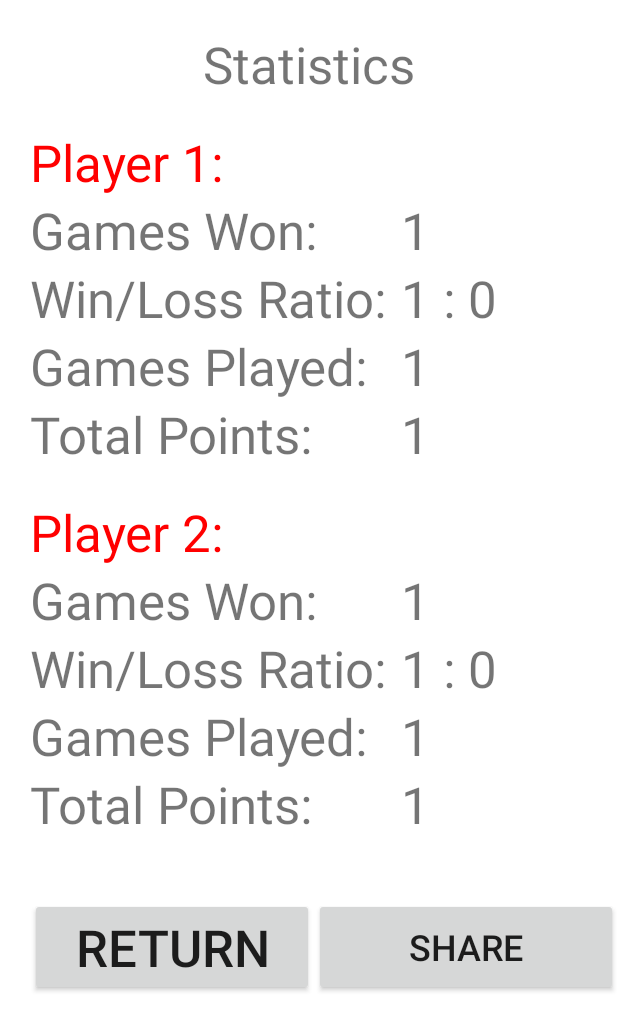
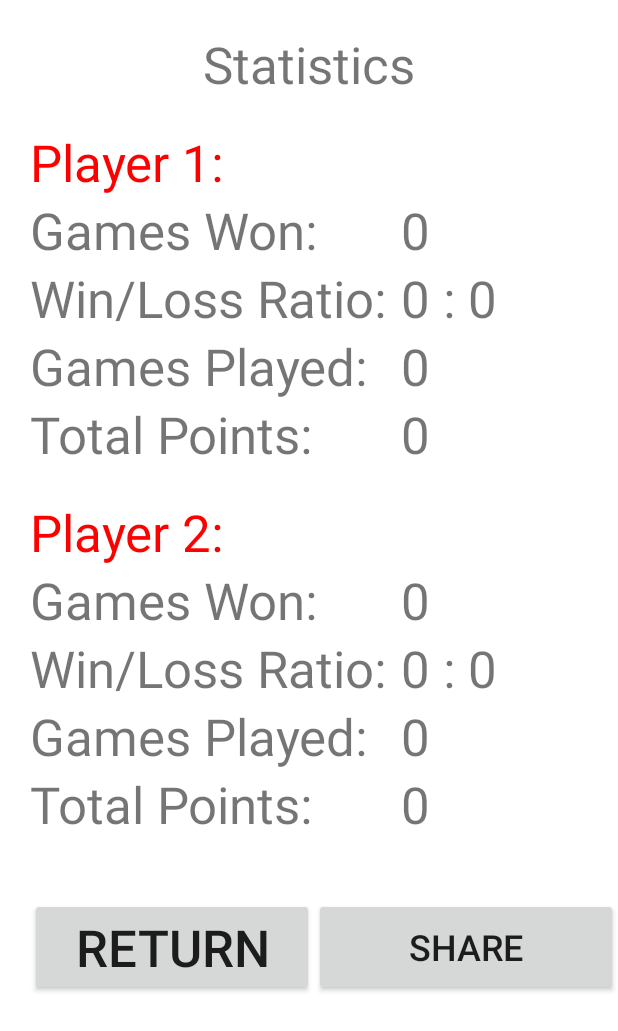
Before and after one commit to grantcade12/Solipaire, an Android app: the StatsFragment screen opened directly, with no data from a screen before it, on a phone screen of 412 x 824 dp. Shown: the top 1031 px of the screen. Run offline under Robolectric (Android 15) with nearby library versions, the phone set to English and light mode, and no system bars; plain views replace ShareButton; 6 statements that could not run were skipped.

Commit message:
Fixed music toggle. Added scroll views to longer fragments. Updated stats fragment to display proper stats

```diff
--- a/app/src/main/java/com/example/solipaire/MusicPlayback.java
+++ b/app/src/main/java/com/example/solipaire/MusicPlayback.java
@@ -9,7 +9,7 @@ import android.os.IBinder;
 import android.util.Log;
 
 public class MusicPlayback extends Service {
-    MediaPlayer player;
+    public static MediaPlayer player;
 
     @Override
     public IBinder onBind(Intent intent) {
--- a/app/src/main/java/com/example/solipaire/fragment/MenuFragment.java
+++ b/app/src/main/java/com/example/solipaire/fragment/MenuFragment.java
@@ -135,7 +135,6 @@ public class MenuFragment extends Fragment implements View.OnClickListener {
     @Override
     public void onDestroy() {
         Log.i(null,"MenuFragment onDestroy() started");
-        getActivity().stopService(musicIntent);
         super.onDestroy();
         Log.i(null,"MenuFragment onDestroy() complete");
     }
--- a/app/src/main/java/com/example/solipaire/fragment/StatsFragment.java
+++ b/app/src/main/java/com/example/solipaire/fragment/StatsFragment.java
@@ -108,13 +108,13 @@ public class StatsFragment extends Fragment implements View.OnClickListener {
         p2Ratio = v.findViewById(R.id.p2Ratio);
         p2TotalPoints = v.findViewById(R.id.p2TotalPoints);
         SharedPreferences settings = PreferenceManager.getDefaultSharedPreferences(activity.getApplicationContext());
-        gamesPlayed = settings.getInt("gPlayed",1);
-        p1Wins = settings.getInt("gWonP1", 1);
-        p2Wins = settings.getInt("gWonP2", 1);
-        p1Total = settings.getInt("totalP1", 1);
-        p2Total = settings.getInt("totalP2", 1);
-        p1Losses = p1Total - p1Wins;
-        p2Losses = p2Total - p2Wins;
+        gamesPlayed = settings.getInt("gPlayed",0);
+        p1Wins = settings.getInt("gWonP1", 0);
+        p2Wins = settings.getInt("gWonP2", 0);
+        p1Total = settings.getInt("totalP1", 0);
+        p2Total = settings.getInt("totalP2", 0);
+        p1Losses = gamesPlayed - p1Wins;
+        p2Losses = gamesPlayed - p2Wins;
         p1GamesPlayed.setText(((Integer)gamesPlayed).toString());
         p2GamesPlayed.setText(((Integer)gamesPlayed).toString());
         p1GamesWon.setText(((Integer)p1Wins).toString());
@@ -124,7 +124,7 @@ public class StatsFragment extends Fragment implements View.OnClickListener {
         ratio2 = p2Wins + " : " + p2Losses;
         p2Ratio.setText(ratio2);
         p1TotalPoints.setText(((Integer)p1Total).toString());
-        p2TotalPoints.setText(((Integer)p1Total).toString());
+        p2TotalPoints.setText(((Integer)p2Total).toString());
 
         Log.i(null,"StatsFragment onCreateView() complete");
         return v;
@@ -136,13 +136,13 @@ public class StatsFragment extends Fragment implements View.OnClickListener {
         super.onResume();
         Activity activity = requireActivity();
         SharedPreferences settings = PreferenceManager.getDefaultSharedPreferences(activity.getApplicationContext());
-        gamesPlayed = settings.getInt("gPlayed",1);
-        p1Wins = settings.getInt("gWonP1", 1);
-        p2Wins = settings.getInt("gWonP2", 1);
-        p1Total = settings.getInt("totalP1", 1);
-        p2Total = settings.getInt("totalP2", 1);
-        p1Losses = p1Total - p1Wins;
-        p2Losses = p2Total - p2Wins;
+        gamesPlayed = settings.getInt("gPlayed",0);
+        p1Wins = settings.getInt("gWonP1", 0);
+        p2Wins = settings.getInt("gWonP2", 0);
+        p1Total = settings.getInt("totalP1", 0);
+        p2Total = settings.getInt("totalP2", 0);
+        p1Losses = gamesPlayed - p1Wins;
+        p2Losses = gamesPlayed - p2Wins;
         p1GamesPlayed.setText(((Integer)gamesPlayed).toString());
         p2GamesPlayed.setText(((Integer)gamesPlayed).toString());
         p1GamesWon.setText(((Integer)p1Wins).toString());
@@ -152,7 +152,7 @@ public class StatsFragment extends Fragment implements View.OnClickListener {
         ratio2 = p2Wins + " : " + p2Losses;
         p2Ratio.setText(ratio2);
         p1TotalPoints.setText(((Integer)p1Total).toString());
-        p2TotalPoints.setText(((Integer)p1Total).toString());
+        p2TotalPoints.setText(((Integer)p2Total).toString());
         Log.i(null,"StatsFragment onResume() complete");
     }
 
```
Also changed, not shown: app/src/main/java/com/example/solipaire/fragment/SettingsFragment.java (+44 -23 lines), app/src/main/res/layout/fragment_menu.xml (+7 -1 lines), app/src/main/res/layout/fragment_rules.xml (+7 -1 lines), app/src/main/res/layout/fragment_settings.xml (+20 -8 lines), app/src/main/res/layout/fragment_signup.xml (+7 -1 lines), app/src/main/res/layout/fragment_startscreen.xml (+8 -1 lines). Lines whose indentation alone changed are shown as unchanged.
